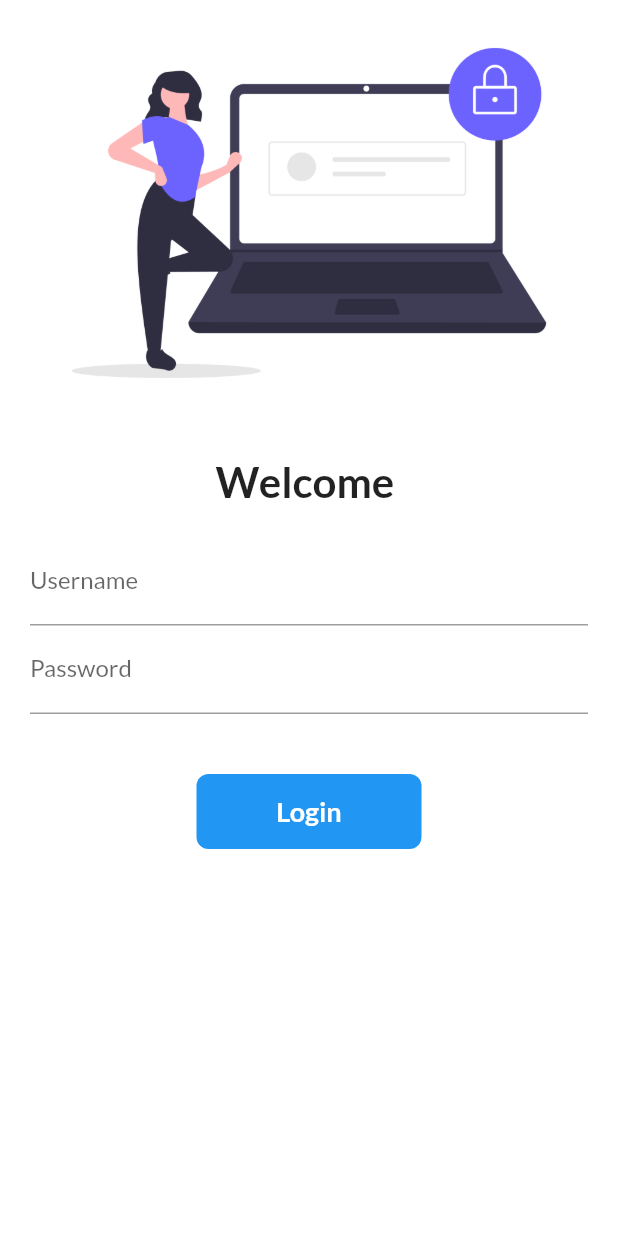
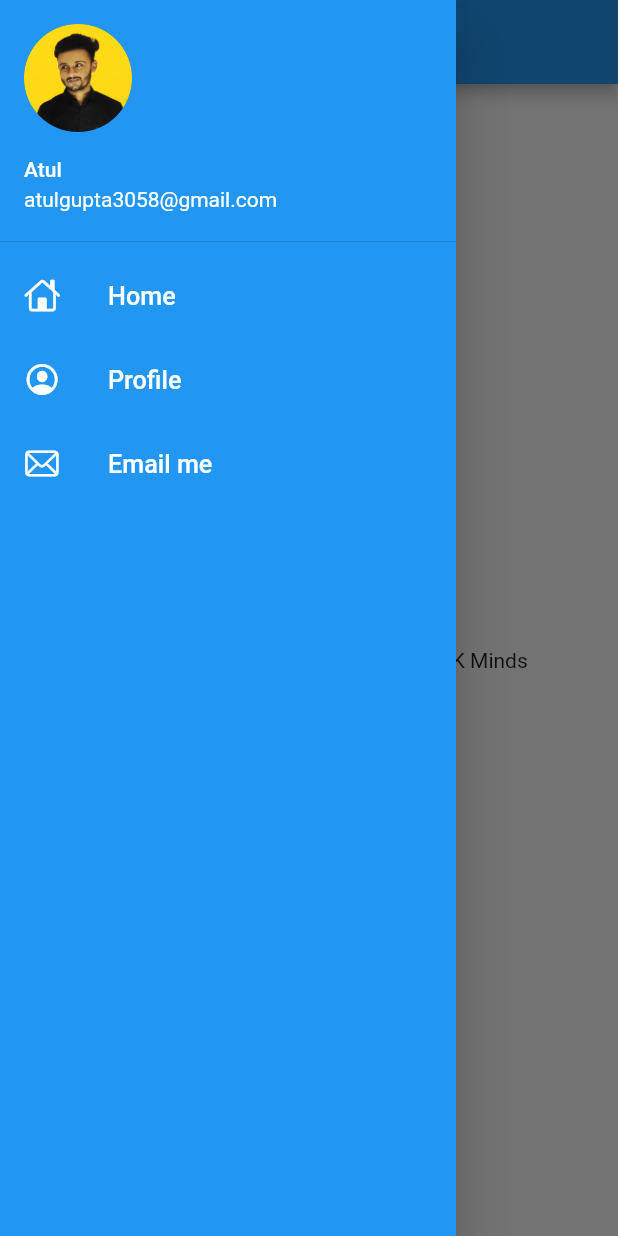
Before and after one commit to theatulgupta/30DaysOfFlutter, a Flutter app: the screen it shows after launch, with the side drawer open (before the commit the screen has no drawer), on a phone screen of 412 x 824 dp. Run offline on Flutter 3.47's test engine with Material 2 defaults, Android fonts, the phone set to English and light mode, and no system bars; our stand-ins replace flutter_svg, google_fonts.

Commit message:
Day9 Completed

```diff
--- a/lib/main.dart
+++ b/lib/main.dart
@@ -14,10 +14,11 @@ class MyApp extends StatelessWidget {
   @override
   Widget build(BuildContext context) {
     return MaterialApp(
-        // debugShowCheckedModeBanner: false,
+        debugShowCheckedModeBanner: false,
         theme: ThemeData(
             fontFamily: GoogleFonts.lato().fontFamily,
             primaryTextTheme: GoogleFonts.latoTextTheme()),
+        initialRoute: MyRoutes.homeRoute,
         routes: {
           "/": (context) => const LoginPage(),
           MyRoutes.homeRoute: (context) => const HomePage(),
--- a/lib/screens/home_page.dart
+++ b/lib/screens/home_page.dart
@@ -1,3 +1,4 @@
+import 'package:catalogue_app/widgets/drawer.dart';
 import 'package:flutter/material.dart';
 
 class HomePage extends StatelessWidget {
@@ -18,6 +19,7 @@ class HomePage extends StatelessWidget {
         body: Center(
           child: Text("Welcome to $days days of Flutter with $name"),
         ),
+        drawer: const MyDrawer(),
       ),
     );
   }
--- a/lib/screens/login_page.dart
+++ b/lib/screens/login_page.dart
@@ -1,5 +1,6 @@
 import 'package:catalogue_app/utils/routes.dart';
 import 'package:flutter/material.dart';
+import 'package:flutter_svg/flutter_svg.dart';
 
 class LoginPage extends StatefulWidget {
   const LoginPage({super.key});
@@ -35,9 +36,13 @@ class _LoginPageState extends State<LoginPage> {
             key: _formKey,
             child: Column(
               children: [
-                Image.asset(
-                  "assets/images/img_login.png",
-                  fit: BoxFit.cover,
+                const SizedBox(
+                  height: 30,
+                ),
+                SvgPicture.asset(
+                  "assets/images/img_login.svg",
+                  fit: BoxFit.fitWidth,
+                  height: 250,
                 ),
                 const SizedBox(height: 20),
                 Text(
--- /dev/null
+++ b/lib/widgets/drawer.dart
@@ -0,0 +1,57 @@
+import 'package:flutter/cupertino.dart';
+import 'package:flutter/material.dart';
+
+class MyDrawer extends StatelessWidget {
+  const MyDrawer({Key? key}) : super(key: key);
+
+  final imageUrl =
+      "https://www.google.com/url?sa=i&url=https%3A%2F%2Fin.linkedin.com%2Fin%2Fatul-kumar-gupta-0b9997203&psig=AOvVaw00KlUmvxLuYnA5hnQtBha-&ust=1676564223090000&source=images&cd=vfe&ved=0CBAQjRxqFwoTCNClv8n2l_0CFQAAAAAdAAAAABAE";
+
+  @override
+  Widget build(BuildContext context) {
+    return Drawer(
+      child: Container(
+        color: Colors.blue,
+        child: ListView(
+          children: const [
+            DrawerHeader(
+                padding: EdgeInsets.zero,
+                child: UserAccountsDrawerHeader(
+                    currentAccountPicture: CircleAvatar(
+                      backgroundImage:
+                          AssetImage("assets/images/dummy_user.png"),
+                    ),
+                    margin: EdgeInsets.zero,
+                    accountName: Text("Atul"),
+                    accountEmail: Text("atulgupta3058@gmail.com"))),
+            ListTile(
+              leading: Icon(CupertinoIcons.home, color: Colors.white),
+              title: Text(
+                "Home",
+                style: TextStyle(color: Colors.white),
+                textScaleFactor: 1.2,
+              ),
+            ),
+            ListTile(
+              leading:
+                  Icon(CupertinoIcons.profile_circled, color: Colors.white),
+              title: Text(
+                "Profile",
+                style: TextStyle(color: Colors.white),
+                textScaleFactor: 1.2,
+              ),
+            ),
+            ListTile(
+              leading: Icon(CupertinoIcons.mail, color: Colors.white),
+              title: Text(
+                "Email me",
+                style: TextStyle(color: Colors.white),
+                textScaleFactor: 1.2,
+              ),
+            ),
+          ],
+        ),
+      ),
+    );
+  }
+}
--- a/pubspec.yaml
+++ b/pubspec.yaml
@@ -37,6 +37,7 @@ dependencies:
   # Use with the CupertinoIcons class for iOS style icons.
   cupertino_icons: ^1.0.2
   google_fonts: ^4.0.3
+  flutter_svg: ^1.1.6
 
 dev_dependencies:
   flutter_test:
```
Also changed, not shown: assets/images/dummy_user.png (added), assets/images/img_login.png, assets/images/img_login.svg, pubspec.lock, 1 other file.
